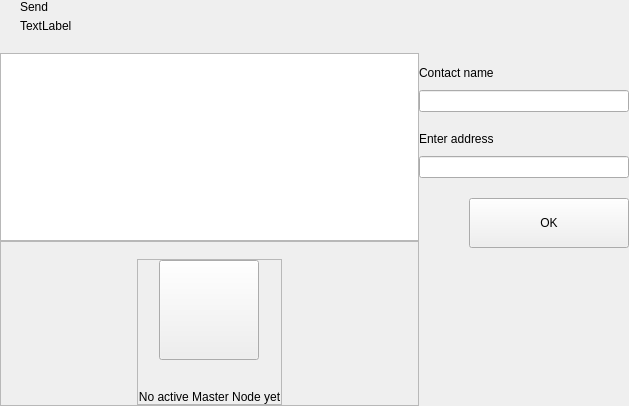
decenomy/PNY, file src/qt/pny/forms/addresseswidget.ui: the form before one commit.
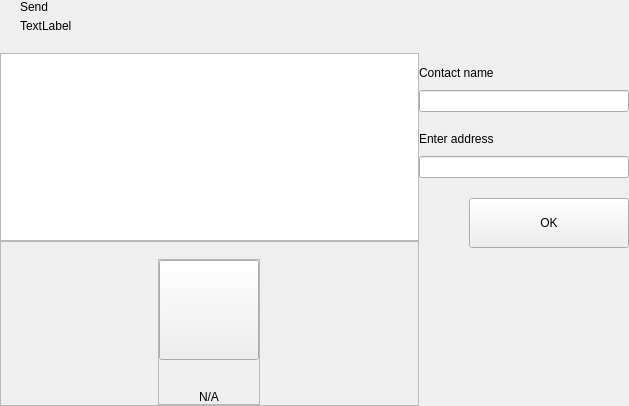
The form after the commit. Custom widgets are drawn as their Qt base class.

The edit to the form file:
```diff
--- a/src/qt/pny/forms/addresseswidget.ui
+++ b/src/qt/pny/forms/addresseswidget.ui
@@ -226,7 +226,7 @@
                  <string notr="true"/>
                 </property>
                 <property name="text">
-                 <string>No active Master Node yet</string>
+                 <string>N/A</string>
                 </property>
                 <property name="alignment">
                  <set>Qt::AlignCenter</set>
```
Left out of the diff: 6 changed lines with no effect on the pictures.
